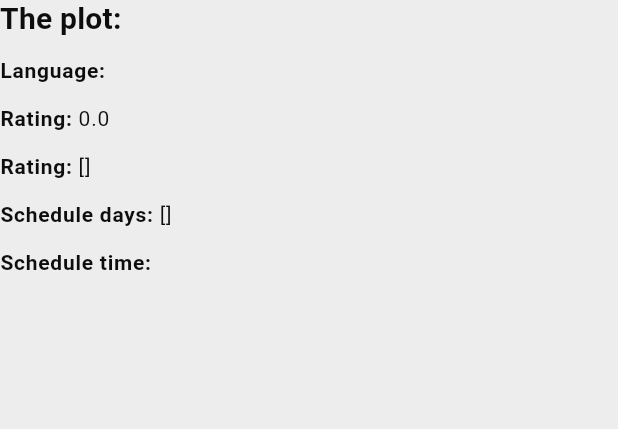
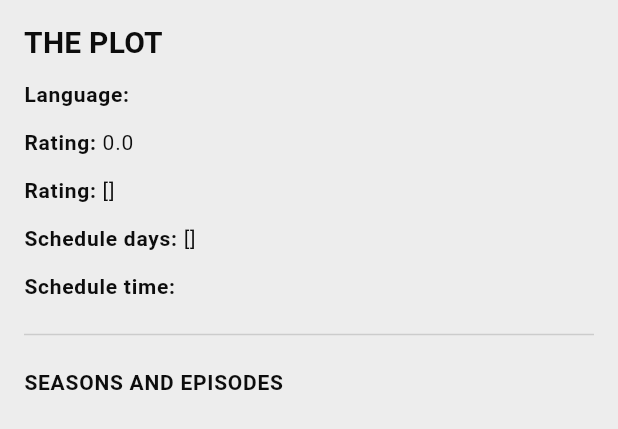
Before and after one commit to gmr-renato/tv_maze_app, a Flutter app: the SerieDetails widget shown alone on an empty page, opened directly with empty values, on a phone screen of 412 x 824 dp. Shown: the top 429 px of the screen. Run offline on Flutter 3.47's test engine with Material 2 defaults, Android fonts, the light colour scheme and no system bars; drawn by our look-alikes of flutter_html; our stand-ins replace cached_network_image, dartz, dio, freezed_annotation, get, page_transition and 1 more; missing offline and left inert: theme_tailor_annotation; accounts and stored records are empty; network calls fail.

Commit message:
refactor: organize files

```diff
--- a/lib/src/features/series/application/all_series_controller.dart
+++ b/lib/src/features/series/application/all_series_controller.dart
@@ -2,7 +2,7 @@ import 'package:get/state_manager.dart';
 
 import '../../../global/domain/x_failure.dart';
 import '../domain/i_series_repository.dart';
-import '../domain/short_serie.dart';
+import '../domain/short_series_list.dart';
 
 class AllSeriesController extends GetxController with StateMixin {
   AllSeriesController(this.seriesRepository);
--- a/lib/src/features/series/application/search_by_name_controller.dart
+++ b/lib/src/features/series/application/search_by_name_controller.dart
@@ -1,7 +1,7 @@
 import 'package:get/get.dart';
 
 import '../domain/i_series_repository.dart';
-import '../domain/short_serie.dart';
+import '../domain/short_search_series_list.dart';
 
 class SearchByNameController extends GetxController with StateMixin {
   SearchByNameController(this.seriesRepository);
--- a/lib/src/features/series/domain/i_series_repository.dart
+++ b/lib/src/features/series/domain/i_series_repository.dart
@@ -1,13 +1,12 @@
 import 'package:dartz/dartz.dart';
 
 import '../../../global/domain/x_failure.dart';
-import 'episode.dart';
 import 'serie.dart';
-import 'short_serie.dart';
+import 'short_search_series_list.dart';
+import 'short_series_list.dart';
 
 abstract class ISeriesRepository {
   Future<Either<XFailure, ShortSeriesList>> fetchByPage(int page);
   Future<Either<XFailure, ShortSearchSeriesList>> searchByName(String term);
   Future<Either<XFailure, Serie>> fetchDetails(int uid);
-  Future<Either<XFailure, Episode>> fetchEpisodeDetails(int uid);
 }
--- a/lib/src/features/series/domain/serie.dart
+++ b/lib/src/features/series/domain/serie.dart
@@ -1,6 +1,6 @@
 // ignore_for_file: avoid_dynamic_calls
 
-import 'short_episode.dart';
+import 'short_episode_list.dart';
 import 'short_serie.dart';
 
 class Serie implements ShortSerie {
@@ -14,12 +14,12 @@ class Serie implements ShortSerie {
     required this.scheduleTime,
     required this.genres,
     required this.summary,
-    required this.shortEpisodeList,
+    required this.episodes,
   });
 
   factory Serie.fromJson(
     Map<String, dynamic> map,
-    List<ShortEpisode> shortEpisodeList,
+    ShortEpisodeList episodes,
   ) {
     return Serie(
       uid: map['id'] as int,
@@ -33,7 +33,7 @@ class Serie implements ShortSerie {
       scheduleTime: map['schedule']['time'] as String,
       genres: map['genres'] as List<dynamic>,
       summary: map['summary'] as String,
-      shortEpisodeList: shortEpisodeList,
+      episodes: episodes,
     );
   }
 
@@ -62,5 +62,5 @@ class Serie implements ShortSerie {
   final String scheduleTime;
   final List<dynamic> genres;
   final String summary;
-  final List<ShortEpisode> shortEpisodeList;
+  final ShortEpisodeList episodes;
 }
--- a/lib/src/features/series/presentation/widgets/serie_details.dart
+++ b/lib/src/features/series/presentation/widgets/serie_details.dart
@@ -2,6 +2,7 @@ import 'package:flutter/material.dart';
 import 'package:flutter_html/flutter_html.dart';
 
 import '../../../../../design_system/atoms/box_spacer/ds_box_spacer.dart';
+import '../../../../../design_system/theme/ds_spacing.dart';
 import '../../domain/serie.dart';
 
 class SerieDetails extends StatelessWidget {
@@ -15,8 +16,14 @@ class SerieDetails extends StatelessWidget {
       crossAxisAlignment: CrossAxisAlignment.start,
       mainAxisSize: MainAxisSize.min,
       children: [
+        Padding(
+          padding: const EdgeInsets.all(DSSpacing.medium),
+          child: Column(
+            crossAxisAlignment: CrossAxisAlignment.start,
+            mainAxisSize: MainAxisSize.min,
+            children: [
               Text(
-          'The plot:',
+                'The plot'.toUpperCase(),
                 style: Theme.of(context).textTheme.headline6!.copyWith(
                       fontWeight: FontWeight.w700,
                     ),
@@ -84,6 +91,29 @@ class SerieDetails extends StatelessWidget {
                 ],
               ),
             ],
+          ),
+        ),
+        const Divider(
+          indent: DSSpacing.medium,
+          endIndent: DSSpacing.medium,
+        ),
+        Padding(
+          padding: const EdgeInsets.all(DSSpacing.medium),
+          child: Text(
+            'Seasons and episodes'.toUpperCase(),
+            style: Theme.of(context).textTheme.bodyText1,
+          ),
+        ),
+        ...List.generate(
+          serie.episodes.seasonsAndEpisodes.length,
+          (index) => ExpansionTile(
+            title: Text('Season ${index + 1}'),
+            subtitle: Text(
+              '${serie.episodes.seasonsAndEpisodes[index + 1]!.length.toString()} episodes',
+            ),
+          ),
+        ),
+      ],
     );
   }
 }
```
Also changed, not shown: lib/src/features/series/domain/episode.dart (+3 -30 lines), lib/src/features/series/domain/short_episode.dart (+7 -17 lines), lib/src/features/series/domain/short_episode_list.dart (added, +24 -0 lines), lib/src/features/series/domain/short_search_series_list.dart (added, +23 -0 lines), lib/src/features/series/domain/short_serie.dart (+0 -39 lines), lib/src/features/series/domain/short_series_list.dart (added, +19 -0 lines), lib/src/features/series/infrastructure/series_repository.dart (+11 -28 lines), lib/src/features/series/presentation/serie_details_page.dart (+2 -5 lines), lib/src/features/series/presentation/serie_details_page_animated.dart (+2 -5 lines). Lines whose indentation alone changed are shown as unchanged.
